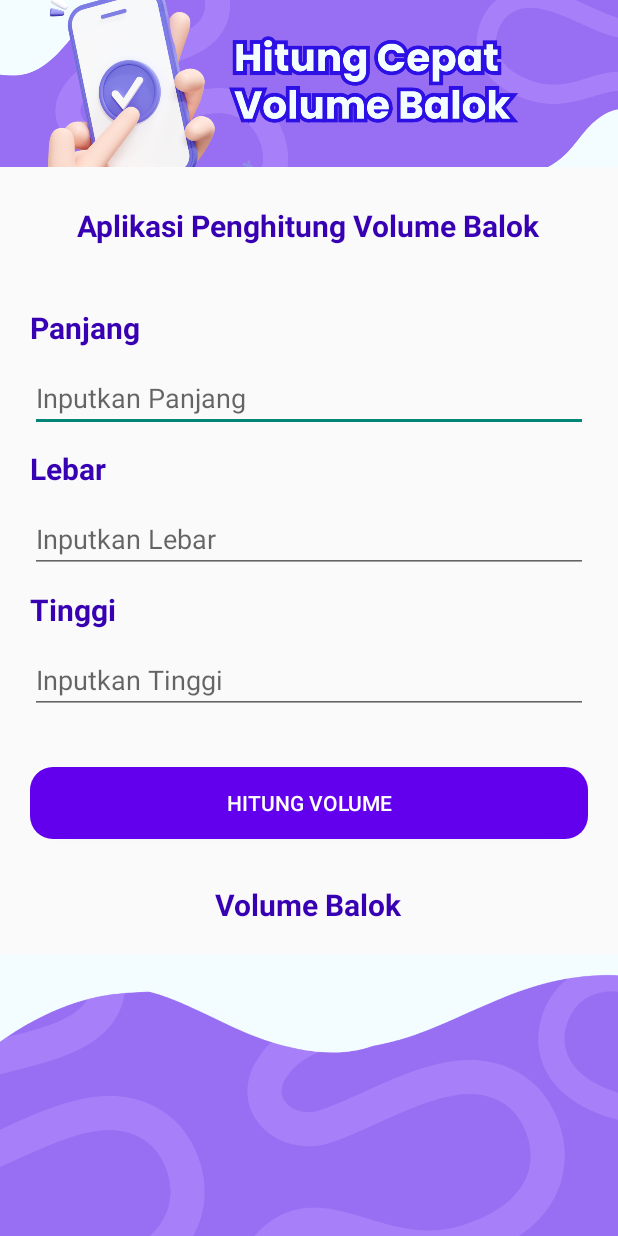
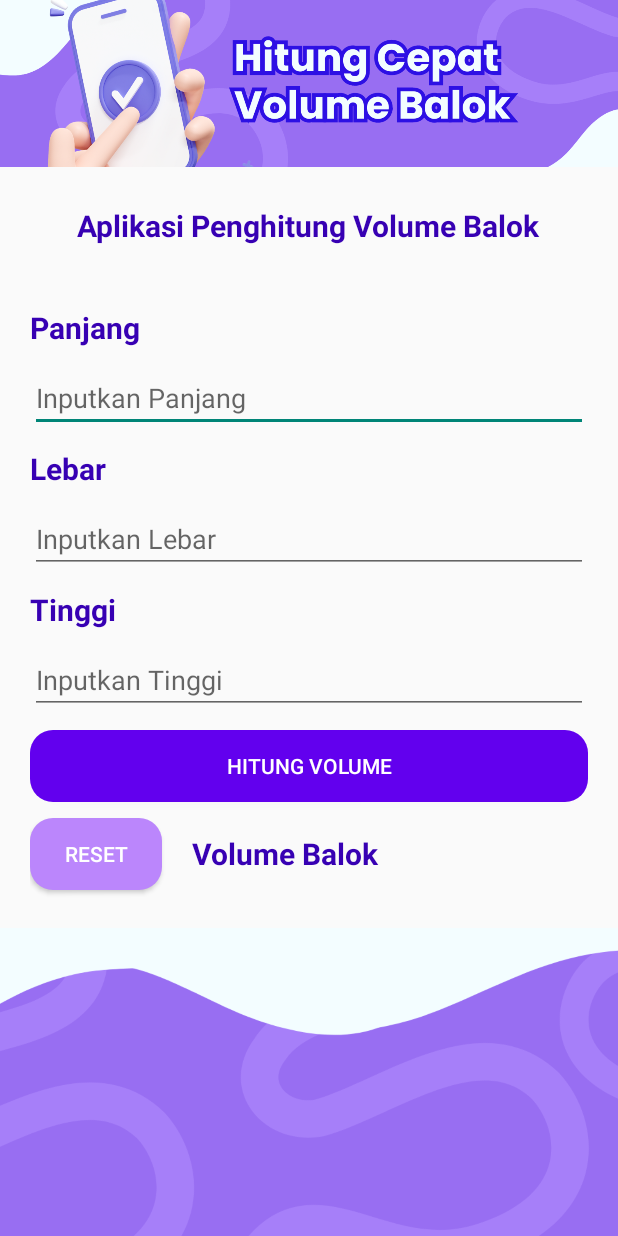
Before and after one commit to ekaputra04/volume-calculator-android, an Android app built with Jetpack Compose: the screen it shows after launch (MainActivity), on a phone screen of 412 x 824 dp. Run offline under Robolectric (Android 15) with nearby library versions, the phone set to English and light mode, and no system bars.

Commit message:
fix: reset di balok

```diff
--- a/app/build.gradle.kts
+++ b/app/build.gradle.kts
@@ -60,6 +60,8 @@ dependencies {
     implementation("androidx.compose.ui:ui-tooling-preview")
     implementation("androidx.compose.material3:material3")
     implementation("androidx.appcompat:appcompat:1.6.1")
+    implementation("com.google.android.material:material:1.12.0")
+    implementation("androidx.constraintlayout:constraintlayout:2.1.4")
     testImplementation("junit:junit:4.13.2")
     androidTestImplementation("androidx.test.ext:junit:1.1.5")
     androidTestImplementation("androidx.test.espresso:espresso-core:3.5.1")
--- a/app/src/main/AndroidManifest.xml
+++ b/app/src/main/AndroidManifest.xml
@@ -9,6 +9,9 @@
         android:roundIcon="@mipmap/ic_launcher_round"
         android:supportsRtl="true"
         android:theme="@style/Theme.CalculateVolume">
+        <activity
+            android:name=".SplashScreenActivity"
+            android:exported="false" />
         <activity
             android:name=".MainActivity"
             android:exported="true"
--- a/app/src/main/java/com/example/calculatevolume/MainActivity.kt
+++ b/app/src/main/java/com/example/calculatevolume/MainActivity.kt
@@ -7,19 +7,22 @@ import android.view.View
 import android.widget.Button
 import android.widget.EditText
 import android.widget.TextView
+import java.text.DecimalFormat
 
 class MainActivity : Activity(), View.OnClickListener {
-    lateinit var edtPanjang: EditText
-    lateinit var edtLebar: EditText
-    lateinit var edtTinggi: EditText
-    lateinit var btnHitung: Button
-    lateinit var tvHasil: TextView
+    private lateinit var edtPanjang: EditText
+    private lateinit var edtLebar: EditText
+    private lateinit var edtTinggi: EditText
+    private lateinit var btnHitung: Button
+    private lateinit var btnReset: Button
+    private lateinit var tvHasil: TextView
 
     override fun onCreate(savedInstanceState: Bundle?) {
         super.onCreate(savedInstanceState)
         setContentView(R.layout.activity_main)
         initComponents()
         btnHitung.setOnClickListener(this)
+        btnReset.setOnClickListener(this)
     }
 
     private fun initComponents() {
@@ -27,6 +30,7 @@ class MainActivity : Activity(), View.OnClickListener {
         edtLebar = findViewById(R.id.edt_lebar)
         edtTinggi = findViewById(R.id.edt_tinggi)
         btnHitung = findViewById(R.id.btn_hitung)
+        btnReset = findViewById(R.id.btn_reset)
         tvHasil = findViewById(R.id.tv_volume)
     }
 
@@ -61,11 +65,18 @@ class MainActivity : Activity(), View.OnClickListener {
                 tvHasil.text = volume.toString()
             }
 
+        } else if (view?.id == R.id.btn_reset) {
+            edtPanjang.text("")
+            edtLebar.text("")
+            edtTinggi.text("")
+            tvHasil.text("Volume Balok")
         }
     }
 
     private fun hitungVolumeBalok(panjang: Double, lebar: Double, tinggi: Double): Double {
-        return panjang * lebar * tinggi
+        val volume = panjang * lebar * tinggi
+        val df = DecimalFormat("#.###") // Format dengan maksimal 3 angka di belakang koma
+        return df.format(volume).toDouble()
     }
 
     private fun EditText.error(s: String) {
--- /dev/null
+++ b/app/src/main/res/drawable/rounded_button_background_reset.xml
@@ -0,0 +1,5 @@
+<shape xmlns:android="http://schemas.android.com/apk/res/android"
+    android:shape="rectangle">
+    <solid android:color="@color/purple_200" />
+    <corners android:radius="15dp" /> <!-- Ubah nilai radius sesuai dengan keinginan Anda -->
+</shape>
--- a/app/src/main/res/layout/activity_main.xml
+++ b/app/src/main/res/layout/activity_main.xml
@@ -97,20 +97,39 @@
             android:id="@+id/btn_hitung"
             android:layout_width="match_parent"
             android:layout_height="wrap_content"
-            android:layout_marginVertical="30dp"
+            android:layout_marginVertical="5dp"
             android:background="@drawable/rounded_button_background"
             android:text="@string/hitung_volume"
             android:textColor="@color/white" />
 
+        <LinearLayout
+            android:layout_width="match_parent"
+            android:layout_height="wrap_content"
+            android:orientation="horizontal">
+
+
+            <Button
+                android:id="@+id/btn_reset"
+                android:layout_width="wrap_content"
+                android:layout_height="wrap_content"
+                android:layout_marginVertical="5dp"
+                android:background="@drawable/rounded_button_background_reset"
+                android:paddingHorizontal="15dp"
+                android:text="@string/reset"
+                android:textColor="@color/white" />
+
             <TextView
                 android:id="@+id/tv_volume"
-            android:layout_width="wrap_content"
-            android:layout_height="wrap_content"
+                android:layout_width="match_parent"
+                android:layout_height="match_parent"
                 android:layout_gravity="center_horizontal"
+                android:layout_marginStart="20dp"
+                android:gravity="center_vertical"
                 android:text="@string/volume_balok"
                 android:textColor="@color/purple_700"
                 android:textSize="20sp"
                 android:textStyle="bold" />
+        </LinearLayout>
     </LinearLayout>
 
     <ImageView
--- a/app/src/main/res/values/colors.xml
+++ b/app/src/main/res/values/colors.xml
@@ -7,4 +7,5 @@
     <color name="teal_700">#FF018786</color>
     <color name="black">#FF000000</color>
     <color name="white">#FFFFFFFF</color>
+    <color name="orange">#FF7F2A</color>
 </resources>
--- a/app/src/main/res/values/strings.xml
+++ b/app/src/main/res/values/strings.xml
@@ -9,4 +9,5 @@
     <string name="hitung_volume">Hitung Volume</string>
     <string name="aplikasi_penghitung_volume_balok">Aplikasi Penghitung Volume Balok</string>
     <string name="volume_balok">Volume Balok</string>
+    <string name="reset">Reset</string>
 </resources>
```
Also changed, not shown: app/src/main/java/com/example/calculatevolume/SplashScreenActivity.kt (added, +12 -0 lines), app/src/main/res/layout/activity_splash_screen.xml (added, +9 -0 lines). Lines whose indentation alone changed are shown as unchanged.
